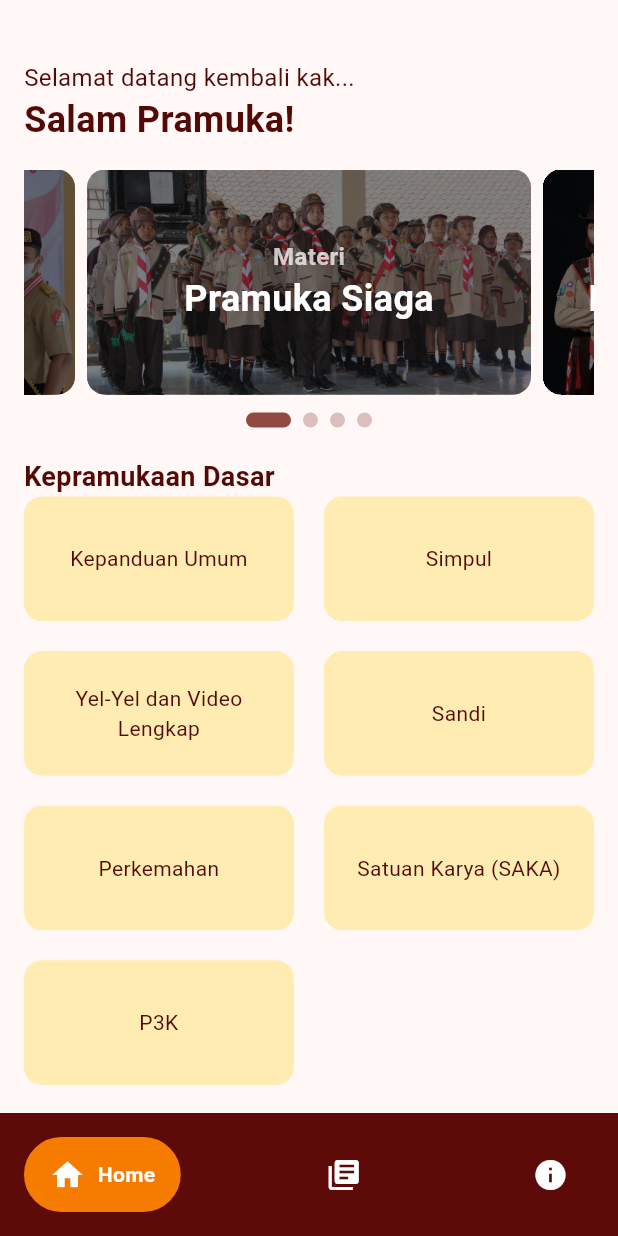
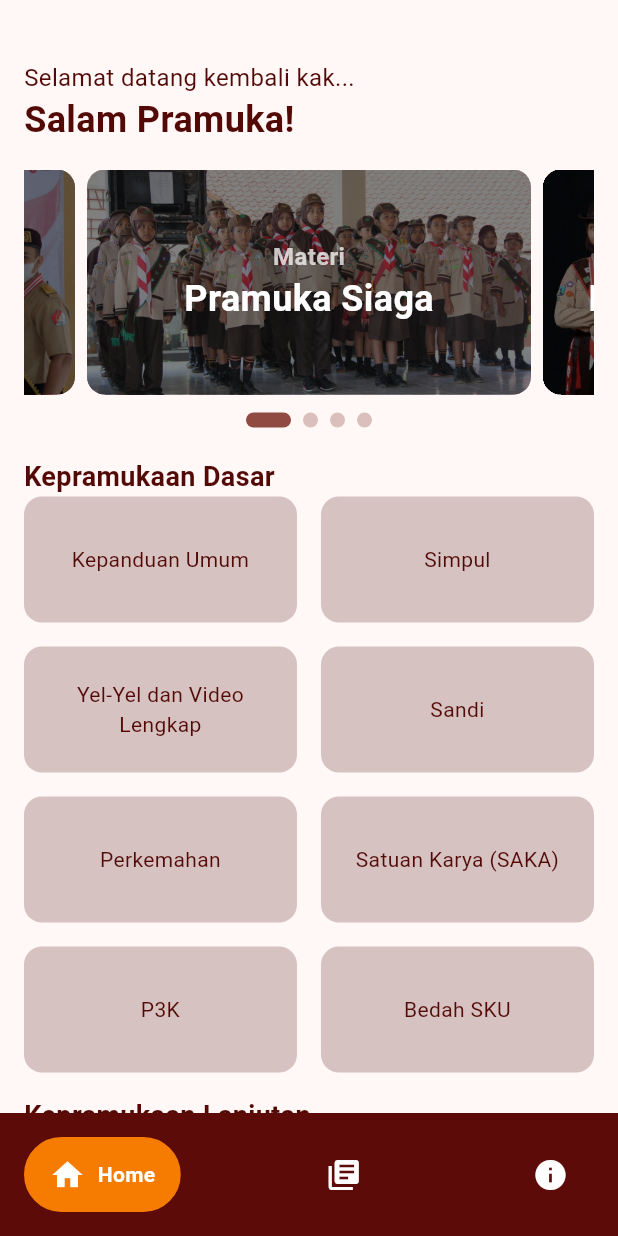
Before and after one commit to cakadi190/cakappramuka, a Flutter app: the screen it shows after launch, on a phone screen of 412 x 824 dp. Run offline on Flutter 3.47's test engine with Material 2 defaults, Android fonts, the phone set to English and light mode, and no system bars; drawn by our look-alikes of carousel_slider, google_nav_bar, smooth_page_indicator; our stand-ins replace connectivity_plus, google_fonts, package_info_plus, page_transition, remixicon; Roboto replaces fonts that are missing (Signika).

```diff
--- a/lib/components/home_advancescouting.dart
+++ b/lib/components/home_advancescouting.dart
@@ -11,13 +11,9 @@ class AdvancedScout extends StatefulWidget {
 
 class _AdvancedScoutState extends State<AdvancedScout> {
   static var _listPage = <Map<String, dynamic>>[
-    {"title": "Kepanduan Umum"},
-    {"title": "Simpul"},
-    {"title": "Yel-Yel dan Video Lengkap"},
-    {"title": "Sandi"},
-    {"title": "Perkemahan"},
-    {"title": "Satuan Karya (SAKA)"},
-    {"title": "P3K"},
+    {"title": "Pembinaan"},
+    {"title": "Kemah Pembina"},
+    {"title": "Kemah Mahir"},
   ];
 
   @override
@@ -26,7 +22,7 @@ class _AdvancedScoutState extends State<AdvancedScout> {
       child: Column(
         crossAxisAlignment: CrossAxisAlignment.start,
         children: [
-          Text('Kepramukaan Dasar',
+          Text('Kepramukaan Lanjutan',
               style: TextStyle(fontWeight: FontWeight.bold, fontSize: 18)),
           GridView.builder(
               physics: NeverScrollableScrollPhysics(),
@@ -35,8 +31,8 @@ class _AdvancedScoutState extends State<AdvancedScout> {
               gridDelegate: const SliverGridDelegateWithMaxCrossAxisExtent(
                   maxCrossAxisExtent: 200,
                   childAspectRatio: 13 / 6,
-                  crossAxisSpacing: 20,
-                  mainAxisSpacing: 20),
+                  crossAxisSpacing: 16,
+                  mainAxisSpacing: 16),
               itemCount: _listPage.length,
               itemBuilder: (BuildContext ctx, index) {
                 Map<String, dynamic> data = _listPage[index];
@@ -45,7 +41,7 @@ class _AdvancedScoutState extends State<AdvancedScout> {
                   alignment: Alignment.center,
                   padding: EdgeInsets.all(8),
                   decoration: BoxDecoration(
-                      color: Colors.amber.shade100,
+                      color: ThemeColors.primary.shade200,
                       borderRadius: BorderRadius.circular(12)),
                   child: Column(
                     crossAxisAlignment: CrossAxisAlignment.center,
--- a/lib/components/home_basicscouting.dart
+++ b/lib/components/home_basicscouting.dart
@@ -18,6 +18,7 @@ class _BasicScoutState extends State<BasicScout> {
     {"title": "Perkemahan"},
     {"title": "Satuan Karya (SAKA)"},
     {"title": "P3K"},
+    {"title": "Bedah SKU"},
   ];
 
   @override
@@ -35,21 +36,23 @@ class _BasicScoutState extends State<BasicScout> {
               gridDelegate: const SliverGridDelegateWithMaxCrossAxisExtent(
                   maxCrossAxisExtent: 200,
                   childAspectRatio: 13 / 6,
-                  crossAxisSpacing: 20,
-                  mainAxisSpacing: 20),
+                  crossAxisSpacing: 16,
+                  mainAxisSpacing: 16),
               itemCount: _listPage.length,
               itemBuilder: (BuildContext ctx, index) {
                 Map<String, dynamic> data = _listPage[index];
 
                 return InkWell(
                   onTap: () {
-
+                    ScaffoldMessenger.of(context).showSnackBar(const SnackBar(
+                      content: Text('Tap'),
+                    ));
                   },
                   child: Container(
                     alignment: Alignment.center,
                     padding: EdgeInsets.all(8),
                     decoration: BoxDecoration(
-                        color: Colors.amber.shade100,
+                        color: ThemeColors.primary.shade200,
                         borderRadius: BorderRadius.circular(12)),
                     child: Column(
                       crossAxisAlignment: CrossAxisAlignment.center,
--- a/lib/components/home_slider.dart
+++ b/lib/components/home_slider.dart
@@ -69,7 +69,8 @@ class _HomeSliderState extends State<HomeSlider> {
                         context,
                         PageTransition(
                             child: i['navigateTo'],
-                            type: PageTransitionType.bottomToTop));
+                            alignment: Alignment.bottomCenter,
+                            type: PageTransitionType.scale));
                   },
                   child: Container(
                     padding: EdgeInsets.only(left: 4, right: 4),
--- a/lib/pages/splash.dart
+++ b/lib/pages/splash.dart
@@ -43,10 +43,10 @@ class _SplashScreenState extends State<SplashScreen> {
   void _navigateToHome() async {
     await Future.delayed(
         Duration(milliseconds: 5000),
-        () => Navigator.push(
-            context,
+        () => Navigator.of(context).pushAndRemoveUntil(
             PageTransition(
-                type: PageTransitionType.rightToLeft, child: Homepage())));
+                type: PageTransitionType.rightToLeft, child: Homepage()),
+            (Route<dynamic> route) => false));
   }
 
   @override
--- a/pubspec.yaml
+++ b/pubspec.yaml
@@ -16,7 +16,7 @@ publish_to: 'none' # Remove this line if you wish to publish to pub.dev
 # https://developer.apple.com/library/archive/documentation/General/Reference/InfoPlistKeyReference/Articles/CoreFoundationKeys.html
 # In Windows, build-name is used as the major, minor, and patch parts
 # of the product and file versions while build-number is used as the build suffix.
-version: 1.0.0+1
+version: 1.0.0-beta.20230925+1
 
 environment:
   sdk: '>=3.1.2 <4.0.0'
@@ -45,6 +45,7 @@ dependencies:
   smooth_page_indicator: ^1.1.0
   connectivity_plus: ^4.0.2
   dependency_validator: ^3.2.2
+  webview_flutter: ^4.2.4
 
 dev_dependencies:
   flutter_test:
```
Also changed, not shown: lib/pages/license.dart (+14 -4 lines), lib/subpages/home_about_content.dart (+36 -12 lines), assets/images/account-bank/paypal.png (added), pubspec.lock, 2 other files.
